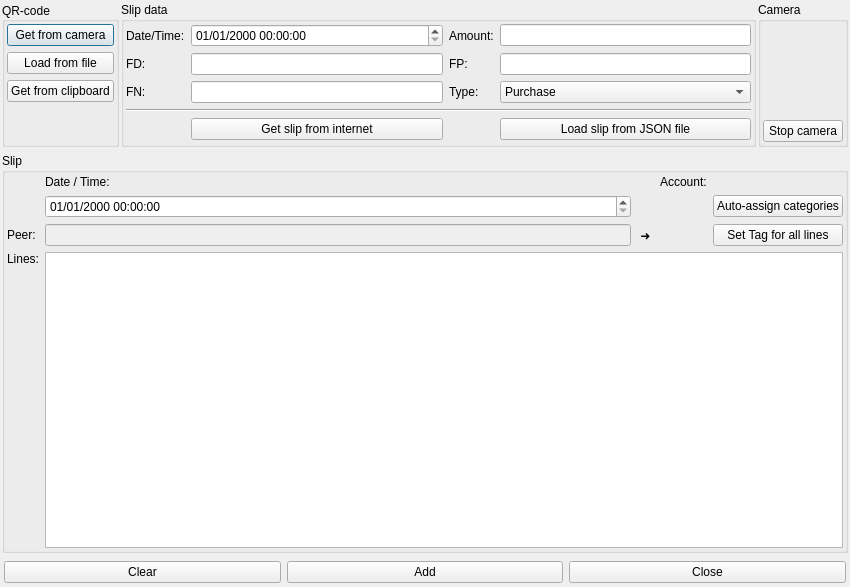
Qt form jal/ui/slip_import_dlg.ui (titov-vv/jal) before a commit.
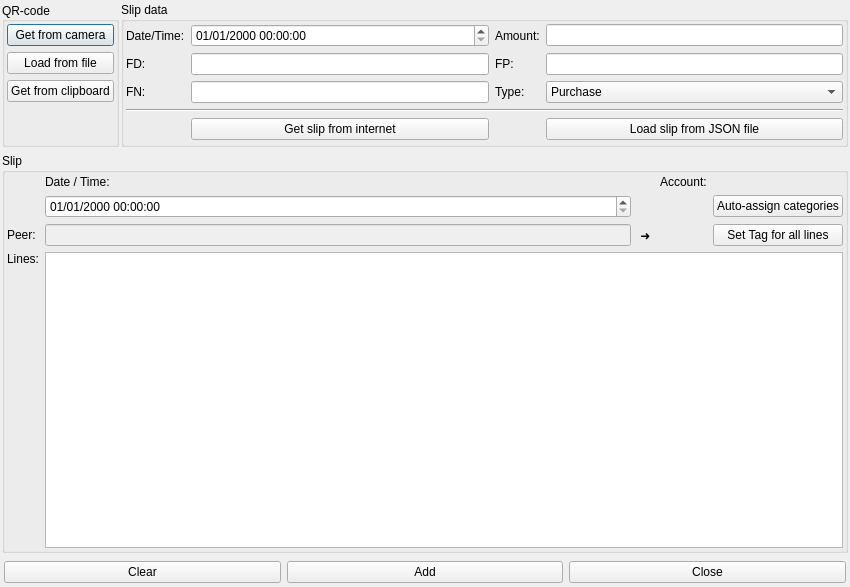
The same form after that commit. Custom widgets are drawn as their Qt base class.

Commit message: Barcode scanner was detached into separate window from ImportSlipDialog (as it will be called from different places). QRscanner was extended to handle different type of codes (currently QR and I25).

The edit to the form file:
```diff
--- a/jal/ui/slip_import_dlg.ui
+++ b/jal/ui/slip_import_dlg.ui
@@ -259,74 +259,6 @@
         </layout>
        </widget>
       </item>
-      <item>
-       <widget class="QGroupBox" name="CameraGroup">
-        <property name="title">
-         <string>Camera</string>
-        </property>
-        <layout class="QVBoxLayout" name="verticalLayout_2">
-         <property name="spacing">
-          <number>2</number>
-         </property>
-         <property name="leftMargin">
-          <number>2</number>
-         </property>
-         <property name="topMargin">
-          <number>2</number>
-         </property>
-         <property name="rightMargin">
-          <number>2</number>
-         </property>
-         <property name="bottomMargin">
-          <number>2</number>
-         </property>
-         <item>
-          <widget class="QRScanner" name="ScannerQR" native="true">
-           <property name="sizePolicy">
-            <sizepolicy hsizetype="Preferred" vsizetype="Expanding">
-             <horstretch>0</horstretch>
-             <verstretch>0</verstretch>
-            </sizepolicy>
-           </property>
-          </widget>
-         </item>
-         <item>
-          <widget class="QFrame" name="CameraBtnFrame">
-           <property name="frameShape">
-            <enum>QFrame::NoFrame</enum>
-           </property>
-           <property name="frameShadow">
-            <enum>QFrame::Plain</enum>
-           </property>
-           <layout class="QHBoxLayout" name="horizontalLayout_5">
-            <property name="spacing">
-             <number>2</number>
-            </property>
-            <property name="leftMargin">
-             <number>0</number>
-            </property>
-            <property name="topMargin">
-             <number>0</number>
-            </property>
-            <property name="rightMargin">
-             <number>0</number>
-            </property>
-            <property name="bottomMargin">
-             <number>0</number>
-            </property>
-            <item>
-             <widget class="QPushButton" name="StopCameraBtn">
-              <property name="text">
-               <string>Stop camera</string>
-              </property>
-             </widget>
-            </item>
-           </layout>
-          </widget>
-         </item>
-        </layout>
-       </widget>
-      </item>
      </layout>
     </widget>
    </item>
@@ -511,12 +443,6 @@
    <header>jal/widgets/reference_selector.h</header>
    <container>1</container>
   </customwidget>
-  <customwidget>
-   <class>QRScanner</class>
-   <extends>QWidget</extends>
-   <header>jal/widgets/qr_scanner.h</header>
-   <container>1</container>
-  </customwidget>
  </customwidgets>
  <resources/>
  <connections>
```
The commit also changes 10 other files.
